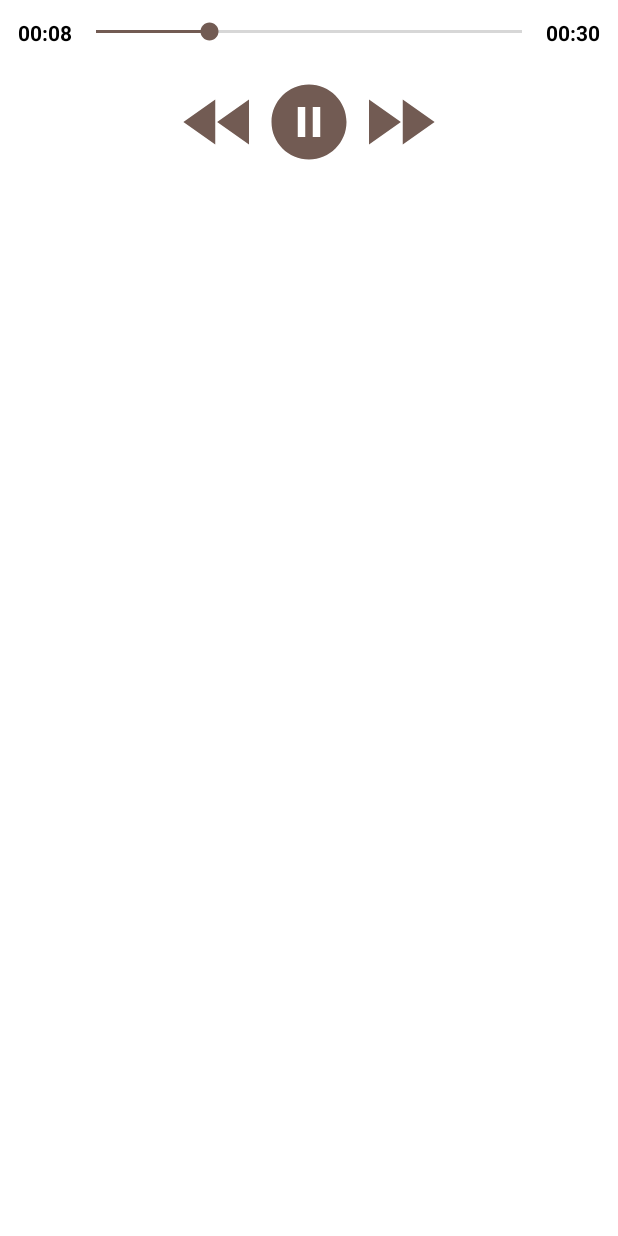
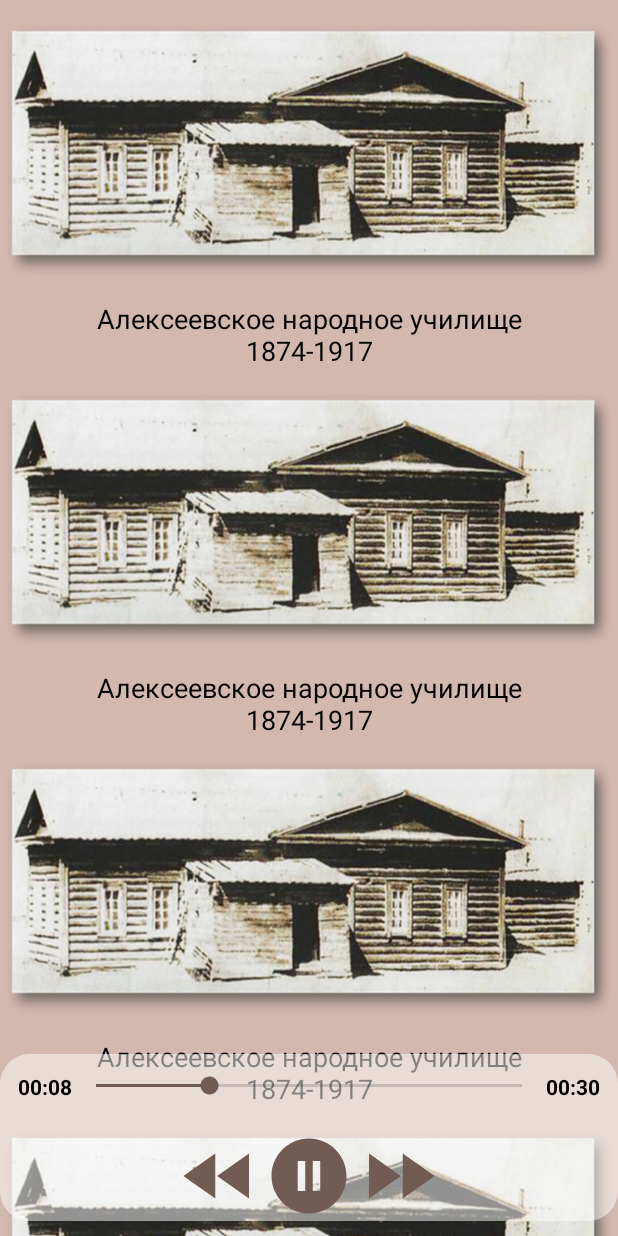
Before and after one commit to brearey/AudioGuide, an Android app: the screen it shows after launch (MainActivity), on a phone screen of 412 x 824 dp. Run offline under Robolectric (Android 15) with nearby library versions, the phone set to English and light mode, and no system bars.

Commit message:
# half transparent # player as include layout # scroll view # one element of scroll view

```diff
--- /dev/null
+++ b/app/src/main/res/drawable/half_transparent.xml
@@ -0,0 +1,10 @@
+<?xml version="1.0" encoding="utf-8"?>
+<ripple xmlns:android="http://schemas.android.com/apk/res/android"
+    android:color="@color/primaryLightColor">
+    <item android:id="@android:id/background">
+        <shape android:shape="rectangle">
+            <solid android:color="#80FFFFFF"/>
+            <corners android:radius="20dp"/>
+        </shape>
+    </item>
+</ripple>
--- a/app/src/main/res/layout/activity_main.xml
+++ b/app/src/main/res/layout/activity_main.xml
@@ -4,71 +4,104 @@
     xmlns:tools="http://schemas.android.com/tools"
     android:layout_width="match_parent"
     android:layout_height="match_parent"
+    android:background="@color/primaryLightColor"
     tools:context=".MainActivity">
 
-    <LinearLayout
-        android:orientation="vertical"
+    <ScrollView
         android:layout_width="match_parent"
         android:layout_height="match_parent"
-        app:layout_constraintBottom_toTopOf="parent"
+        android:contentDescription="@string/app_name"
+        app:layout_constraintBottom_toBottomOf="parent"
         app:layout_constraintEnd_toEndOf="parent"
         app:layout_constraintStart_toStartOf="parent"
         app:layout_constraintTop_toTopOf="parent">
+
         <LinearLayout
             android:layout_width="match_parent"
             android:layout_height="wrap_content"
-            android:orientation="horizontal"
-            android:padding="12dp">
-            <TextView
-                android:layout_width="wrap_content"
+            android:orientation="vertical">
+            <LinearLayout
+                android:layout_width="match_parent"
                 android:layout_height="wrap_content"
-                android:id="@+id/player_position"
-                android:text="@string/player_time_zero"
-                android:textStyle="bold"
-                android:textColor="@color/primaryTextColor"/>
-            <SeekBar
-                android:layout_width="0dp"
+                android:orientation="vertical">
+                <ImageView
+                    android:layout_width="match_parent"
+                    android:layout_height="200dp"
+                    android:src="@drawable/zal_alex_narod"
+                    android:contentDescription="zal_alex_narod"/>
+                <TextView
+                    android:layout_width="match_parent"
+                    android:layout_height="wrap_content"
+                    android:gravity="center"
+                    android:text="Алексеевское народное училище\n1874-1917"
+                    android:textSize="18sp"
+                    android:textColor="@color/primaryTextColor"/>
+            </LinearLayout>
+
+            <LinearLayout
+                android:layout_width="match_parent"
                 android:layout_height="wrap_content"
-                android:layout_weight="1"
-                android:id="@+id/seek_bar"/>
-            <TextView
-                android:layout_width="wrap_content"
+                android:orientation="vertical">
+                <ImageView
+                    android:layout_width="match_parent"
+                    android:layout_height="200dp"
+                    android:src="@drawable/zal_alex_narod"
+                    android:contentDescription="zal_alex_narod"/>
+                <TextView
+                    android:layout_width="match_parent"
+                    android:layout_height="wrap_content"
+                    android:gravity="center"
+                    android:text="Алексеевское народное училище\n1874-1917"
+                    android:textSize="18sp"
+                    android:textColor="@color/primaryTextColor"/>
+            </LinearLayout>
+
+            <LinearLayout
+                android:layout_width="match_parent"
                 android:layout_height="wrap_content"
-                android:id="@+id/player_duration"
-                android:text="@string/player_time_zero"
-                android:textStyle="bold"
-                android:textColor="@color/primaryTextColor"/>
+                android:orientation="vertical">
+                <ImageView
+                    android:layout_width="match_parent"
+                    android:layout_height="200dp"
+                    android:src="@drawable/zal_alex_narod"
+                    android:contentDescription="zal_alex_narod"/>
+                <TextView
+                    android:layout_width="match_parent"
+                    android:layout_height="wrap_content"
+                    android:gravity="center"
+                    android:text="Алексеевское народное училище\n1874-1917"
+                    android:textSize="18sp"
+                    android:textColor="@color/primaryTextColor"/>
+            </LinearLayout>
+
+            <LinearLayout
+                android:layout_width="match_parent"
+                android:layout_height="wrap_content"
+                android:orientation="vertical">
+                <ImageView
+                    android:layout_width="match_parent"
+                    android:layout_height="200dp"
+                    android:src="@drawable/zal_alex_narod"
+                    android:contentDescription="zal_alex_narod"/>
+                <TextView
+                    android:layout_width="match_parent"
+                    android:layout_height="wrap_content"
+                    android:gravity="center"
+                    android:text="Алексеевское народное училище\n1874-1917"
+                    android:textSize="18sp"
+                    android:textColor="@color/primaryTextColor"/>
+            </LinearLayout>
         </LinearLayout>
-        <LinearLayout
-            android:layout_width="match_parent"
-            android:layout_height="wrap_content"
-            android:gravity="center"
-            android:orientation="horizontal"
-            android:layout_gravity="center"
-            android:layout_marginTop="8dp">
 
-            <ImageView
-                android:layout_width="60dp"
-                android:layout_height="60dp"
-                android:id="@+id/bt_rew"
-                android:src="@drawable/ic_rewind"/>
-            <ImageView
-                android:layout_width="60dp"
-                android:layout_height="60dp"
-                android:id="@+id/bt_play"
-                android:src="@drawable/ic_play"/>
-            <ImageView
-                android:layout_width="60dp"
-                android:layout_height="60dp"
-                android:id="@+id/bt_pause"
-                android:visibility="gone"
-                android:src="@drawable/ic_pause"/>
-            <ImageView
-                android:layout_width="60dp"
-                android:layout_height="60dp"
-                android:id="@+id/bt_ff"
-                android:src="@drawable/ic_forward"/>
+    </ScrollView>
 
-        </LinearLayout>
-    </LinearLayout>
+    <include
+        layout="@layout/player"
+        android:layout_width="match_parent"
+        android:layout_height="wrap_content"
+        android:layout_marginBottom="10dp"
+        app:layout_constraintBottom_toBottomOf="parent"
+        app:layout_constraintEnd_toEndOf="parent"
+        app:layout_constraintStart_toStartOf="parent" />
+
 </androidx.constraintlayout.widget.ConstraintLayout>
--- /dev/null
+++ b/app/src/main/res/layout/player.xml
@@ -0,0 +1,70 @@
+<?xml version="1.0" encoding="utf-8"?>
+<FrameLayout xmlns:android="http://schemas.android.com/apk/res/android"
+    xmlns:tools="http://schemas.android.com/tools"
+    android:layout_width="match_parent"
+    android:layout_height="wrap_content"
+    android:background="@drawable/half_transparent"
+    tools:showIn="@layout/activity_main" >
+
+    <LinearLayout
+        android:orientation="vertical"
+        android:layout_width="match_parent"
+        android:layout_height="wrap_content">
+        <LinearLayout
+            android:layout_width="match_parent"
+            android:layout_height="wrap_content"
+            android:orientation="horizontal"
+            android:padding="12dp">
+            <TextView
+                android:layout_width="wrap_content"
+                android:layout_height="wrap_content"
+                android:id="@+id/player_position"
+                android:text="@string/player_time_zero"
+                android:textStyle="bold"
+                android:textColor="@color/primaryTextColor"/>
+            <SeekBar
+                android:layout_width="0dp"
+                android:layout_height="wrap_content"
+                android:layout_weight="1"
+                android:id="@+id/seek_bar"/>
+            <TextView
+                android:layout_width="wrap_content"
+                android:layout_height="wrap_content"
+                android:id="@+id/player_duration"
+                android:text="@string/player_time_zero"
+                android:textStyle="bold"
+                android:textColor="@color/primaryTextColor"/>
+        </LinearLayout>
+        <LinearLayout
+            android:layout_width="match_parent"
+            android:layout_height="wrap_content"
+            android:gravity="center"
+            android:orientation="horizontal"
+            android:layout_gravity="center"
+            android:layout_marginTop="8dp">
+
+            <ImageView
+                android:layout_width="60dp"
+                android:layout_height="60dp"
+                android:id="@+id/bt_rew"
+                android:src="@drawable/ic_rewind"/>
+            <ImageView
+                android:layout_width="60dp"
+                android:layout_height="60dp"
+                android:id="@+id/bt_play"
+                android:src="@drawable/ic_play"/>
+            <ImageView
+                android:layout_width="60dp"
+                android:layout_height="60dp"
+                android:id="@+id/bt_pause"
+                android:visibility="gone"
+                android:src="@drawable/ic_pause"/>
+            <ImageView
+                android:layout_width="60dp"
+                android:layout_height="60dp"
+                android:id="@+id/bt_ff"
+                android:src="@drawable/ic_forward"/>
+
+        </LinearLayout>
+    </LinearLayout>
+</FrameLayout>
```
Also changed, not shown: app/src/main/res/drawable/zal_alex_narod.png (added).
